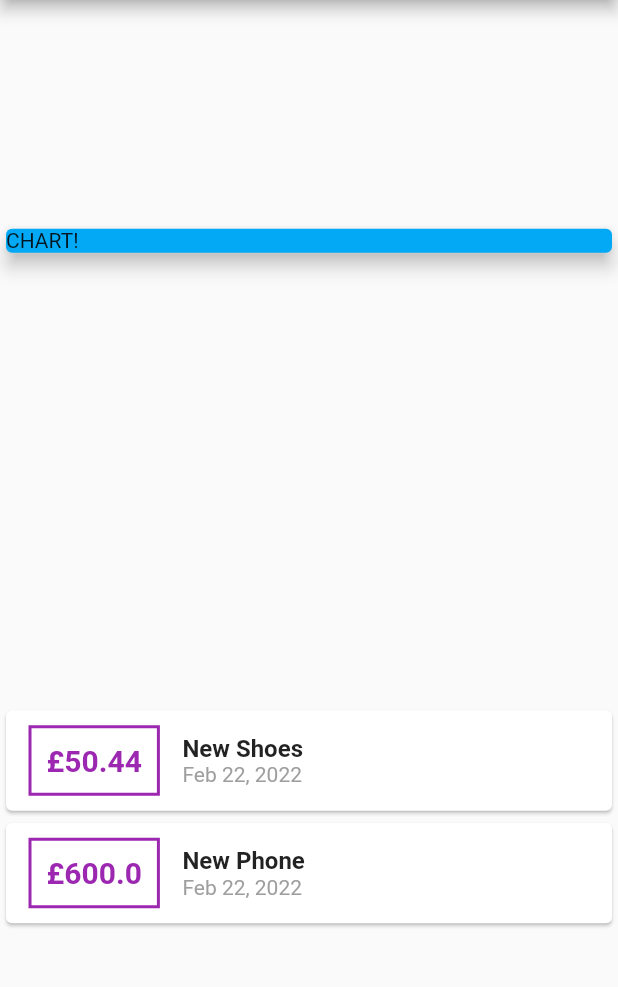
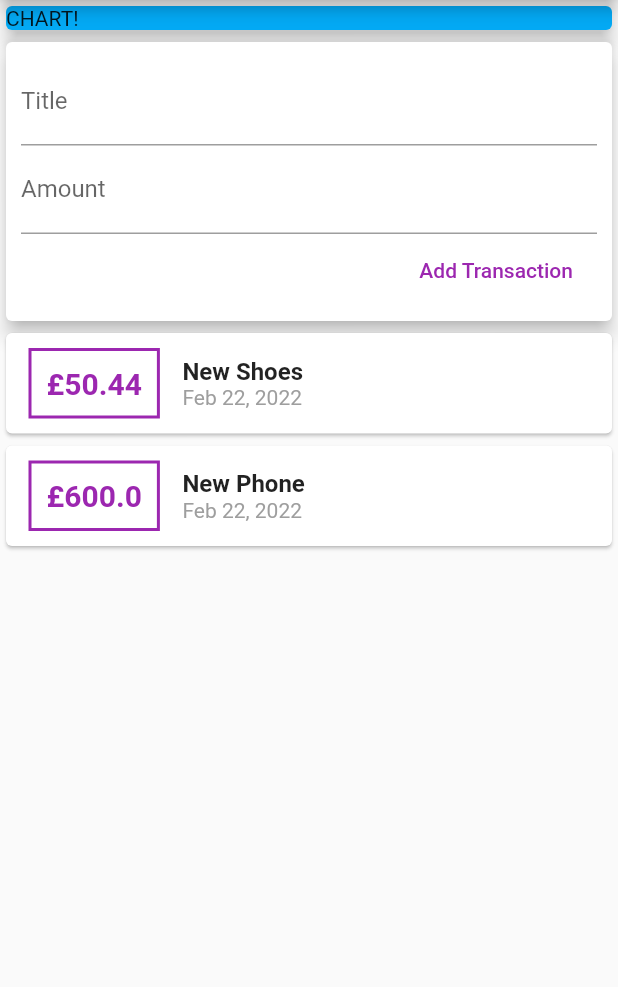
Before and after one commit to AhmedElatreby/app_2, a Flutter app: the screen it shows after launch, on a phone screen of 412 x 824 dp, the part 84-1071 px from its top. Run offline on Flutter 3.47's test engine with Material 2 defaults, Android fonts, the phone set to English and light mode, and no system bars.

Commit message:
create text field

```diff
--- a/lib/main.dart
+++ b/lib/main.dart
@@ -39,7 +39,7 @@ class MyHomePage extends StatelessWidget {
         title: const Text('Flutter App 2'),
       ),
       body: Column(
-        mainAxisAlignment: MainAxisAlignment.spaceAround,
+        // mainAxisAlignment: MainAxisAlignment.spaceAround,
         crossAxisAlignment: CrossAxisAlignment.stretch,
         children: <Widget>[
           Container(
@@ -48,6 +48,28 @@ class MyHomePage extends StatelessWidget {
               color: Colors.lightBlue,
               child: Text('CHART!'),
               elevation: 5,
+            ),
+          ),
+          Card(
+            elevation: 5,
+            child: Container(
+              padding: EdgeInsets.all(10),
+              child: Column(
+                crossAxisAlignment: CrossAxisAlignment.end,
+                children: <Widget>[
+                  TextField(
+                    decoration: InputDecoration(labelText: 'Title'),
+                  ),
+                  TextField(
+                    decoration: InputDecoration(labelText: 'Amount'),
+                  ),
+                  FlatButton(
+                    child: Text('Add Transaction'),
+                    textColor: Colors.purple,
+                    onPressed: () {},
+                  )
+                ],
+              ),
             ),
           ),
           Column(
```
